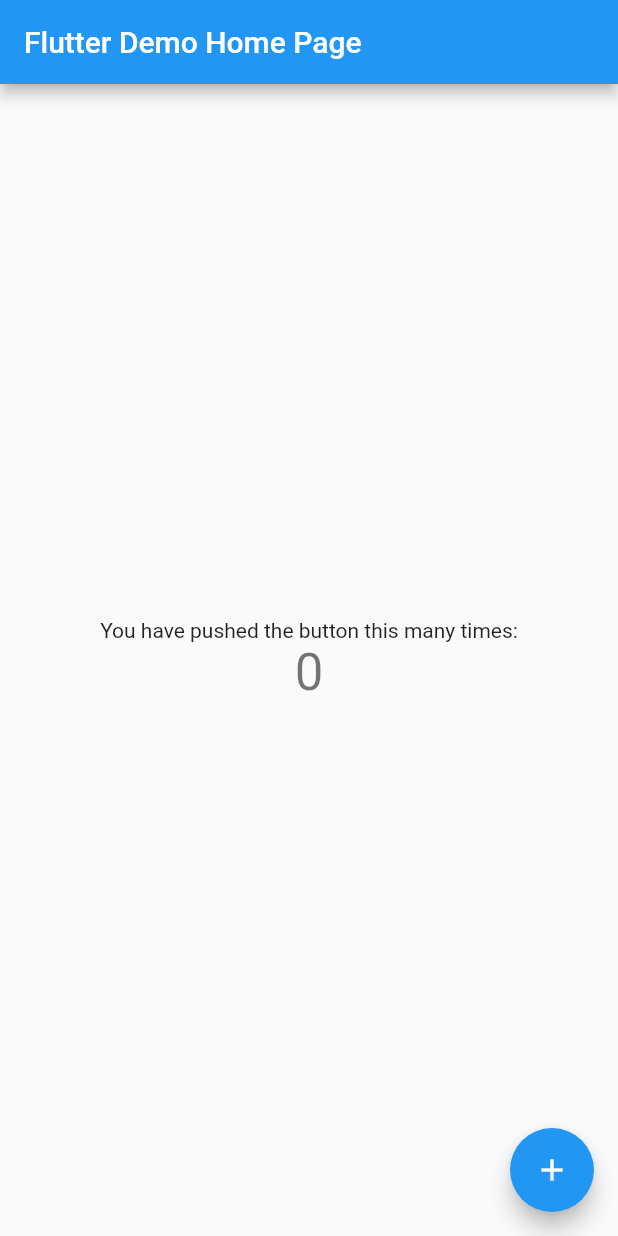
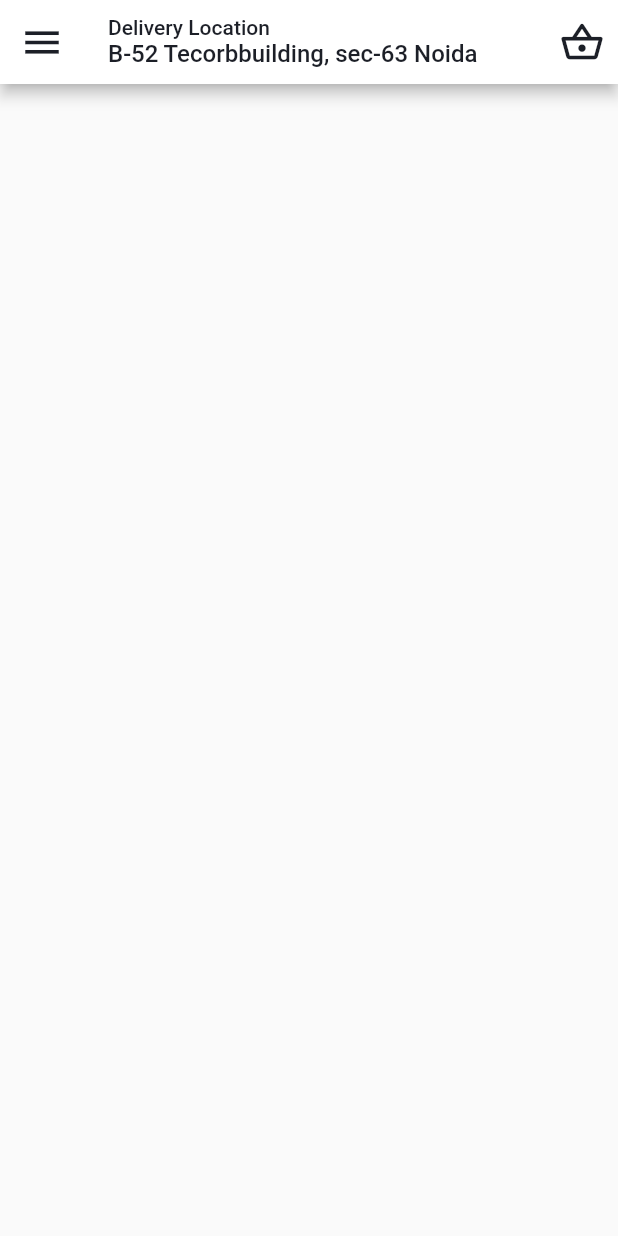
Before and after one commit to sumitra19jha/shopping-template, a Flutter app: the screen it shows after launch, on a phone screen of 412 x 824 dp. Run offline on Flutter 3.47's test engine with Material 2 defaults, Android fonts, the light colour scheme and no system bars; Roboto replaces fonts that are missing (OpenSans).

Commit message:
App Bar Addition

```diff
--- a/lib/main.dart
+++ b/lib/main.dart
@@ -1,3 +1,5 @@
+import 'package:apni_kaksha/products.dart';
+import 'package:apni_kaksha/size-config.dart';
 import 'package:flutter/material.dart';
 
 void main() {
@@ -13,54 +15,16 @@
       theme: ThemeData(
         primarySwatch: Colors.blue,
       ),
-      home: MyHomePage(title: 'Flutter Demo Home Page'),
+      home: MyHomePage(),
     );
   }
 }
 
-class MyHomePage extends StatefulWidget {
-  MyHomePage({Key key, this.title}) : super(key: key);
-
-  final String title;
-
-  @override
-  _MyHomePageState createState() => _MyHomePageState();
-}
-
-class _MyHomePageState extends State<MyHomePage> {
-  int _counter = 0;
-
-  void _incrementCounter() {
-    setState(() {
-      _counter++;
-    });
-  }
-
+class MyHomePage extends StatelessWidget {
   @override
   Widget build(BuildContext context) {
-    return Scaffold(
-      appBar: AppBar(
-        title: Text(widget.title),
-      ),
-      body: Center(
-        child: Column(
-          mainAxisAlignment: MainAxisAlignment.center,
-          children: <Widget>[
-            Text(
-              'You have pushed the button this many times:',
-            ),
-            Text(
-              '$_counter',
-              style: Theme.of(context).textTheme.headline4,
-            ),
-          ],
-        ),
-      ),
-      floatingActionButton: FloatingActionButton(
-        onPressed: _incrementCounter,
-        tooltip: 'Increment',
-        child: Icon(Icons.add),
-      ), // This trailing comma makes auto-formatting nicer for build methods.
-    );
+    SizeConfig().init(context);
+
+    return ProductsList();
   }
 }
--- /dev/null
+++ b/lib/products.dart
@@ -0,0 +1,75 @@
+import 'package:apni_kaksha/ui-colors.dart';
+import 'package:flutter/material.dart';
+
+class ProductsList extends StatefulWidget {
+  @override
+  _ProductsListState createState() => _ProductsListState();
+}
+
+class _ProductsListState extends State<ProductsList> {
+  @override
+  Widget build(BuildContext context) {
+    return Container(
+      color: Colors.white,
+      child: SafeArea(
+        child: Scaffold(
+          appBar: AppBar(
+            backgroundColor: Colors.white,
+            title: Column(
+              crossAxisAlignment: CrossAxisAlignment.start,
+              children: [
+                Text(
+                  'Delivery Location',
+                  style: TextStyle(
+                    fontSize: 14,
+                    color: UiColor.darkShades,
+                  ),
+                ),
+                Text(
+                  'B-52 Tecorbbuilding, sec-63 Noida',
+                  maxLines: 1,
+                  overflow: TextOverflow.ellipsis,
+                  style: TextStyle(
+                    fontSize: 16,
+                    color: UiColor.darkShades,
+                    fontFamily: 'OpenSans',
+                  ),
+                ),
+              ],
+            ),
+            leading: IconButton(
+              icon: Icon(
+                Icons.menu,
+                color: UiColor.darkShades,
+                size: 30,
+              ),
+              onPressed: () {
+                Navigator.of(context).pop();
+              },
+            ),
+            actions: [
+              IconButton(
+                icon: Icon(
+                  Icons.shopping_basket_outlined,
+                  color: UiColor.darkShades,
+                  size: 30,
+                ),
+                onPressed: () {
+                  Navigator.of(context).pop();
+                },
+              ),
+            ],
+          ),
+          body: NestedScrollView(
+            headerSliverBuilder: (ctx, innerBoxIsSrolled) {
+              return <Widget>[];
+            },
+            body: Container(
+              child: ListView(),
+            ),
+          ),
+        ),
+      ),
+    );
+  }
+}
--- /dev/null
+++ b/lib/size-config.dart
@@ -0,0 +1,29 @@
+import 'package:flutter/widgets.dart';
+
+class SizeConfig {
+  static MediaQueryData _mediaQueryData;
+  static double screenWidth;
+  static double screenHeight;
+  static double blockSizeHorizontal;
+  static double blockSizeVertical;
+
+  static double _safeAreaHorizontal;
+  static double _safeAreaVertical;
+  static double safeBlockHorizontal;
+  static double safeBlockVertical;
+
+  void init(BuildContext context) {
+    _mediaQueryData = MediaQuery.of(context);
+    screenWidth = _mediaQueryData.size.width;
+    screenHeight = _mediaQueryData.size.height;
+    blockSizeHorizontal = screenWidth / 100;
+    blockSizeVertical = screenHeight / 100;
+
+    _safeAreaHorizontal =
+        _mediaQueryData.padding.left + _mediaQueryData.padding.right;
+    _safeAreaVertical =
+        _mediaQueryData.padding.top + _mediaQueryData.padding.bottom;
+    safeBlockHorizontal = (screenWidth - _safeAreaHorizontal) / 100;
+    safeBlockVertical = (screenHeight - _safeAreaVertical) / 100;
+  }
+}
--- /dev/null
+++ b/lib/ui-colors.dart
@@ -0,0 +1,11 @@
+import 'package:flutter/material.dart';
+
+class UiColor {
+  static const Color darkShades = Color(0xff1C1F27);
+
+  static const Color success = Color(0xff43a25f);
+  static const Color info = Color(0xff1c1f27);
+  static const Color primary = Color(0xff2d8482);
+  static const Color warning = Color(0xffc09227);
+  static const Color danger = Color(0xfff44336);
+}
```
